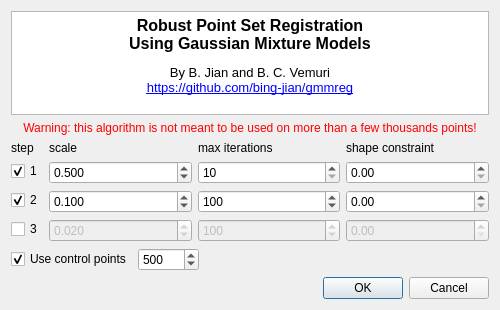
CloudCompare/CloudCompare, file plugins/qGMMREG/qGMMRegDialog.ui: the form before one commit.
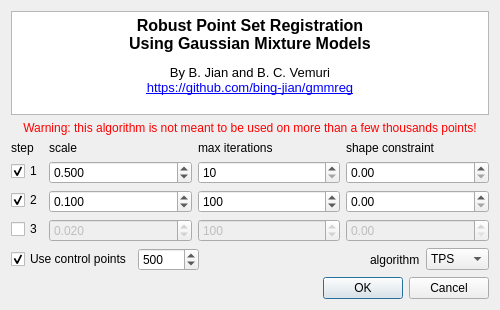
The form after the commit. Icons and pictures are not drawn.

```diff
--- a/plugins/qGMMREG/qGMMRegDialog.ui
+++ b/plugins/qGMMREG/qGMMRegDialog.ui
@@ -336,6 +336,30 @@
        </property>
       </spacer>
      </item>
+     <item>
+      <widget class="QLabel" name="label_5">
+       <property name="text">
+        <string>algorithm</string>
+       </property>
+      </widget>
+     </item>
+     <item>
+      <widget class="QComboBox" name="algoComboBox">
+       <property name="toolTip">
+        <string>Choose between TPS (Thin Plate Splines) or GRBF (Gaussian Radial Basis Functions)</string>
+       </property>
+       <item>
+        <property name="text">
+         <string>TPS</string>
+        </property>
+       </item>
+       <item>
+        <property name="text">
+         <string>GRBF</string>
+        </property>
+       </item>
+      </widget>
+     </item>
     </layout>
    </item>
    <item>
```
Left out of the diff: 8 changed lines with no effect on the pictures.
